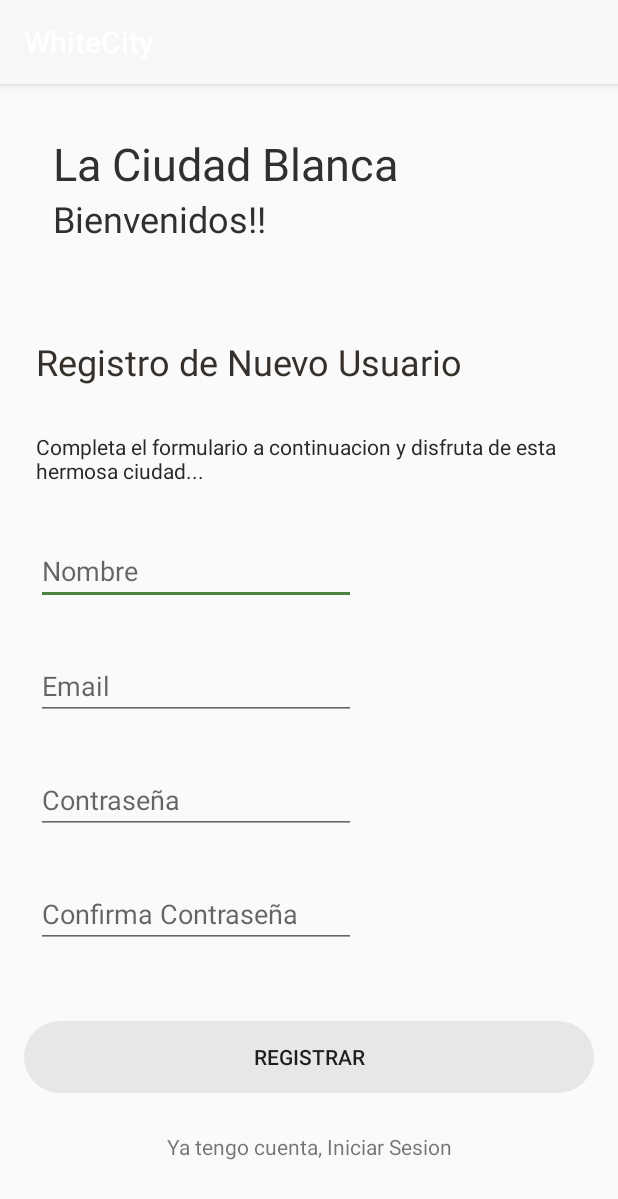
After one commit to diegoalvis/citywhite, an Android app: the fragment RegistroFragment shown on its own in the app's theme, on a phone screen of 412 x 824 dp. The commit adds this screen. Shown: the top 1199 px of the screen. Run offline under Robolectric (Android 15) with nearby library versions, the phone set to English and light mode, and no system bars.

Commit message:
formulario registro

```diff
--- a/app/src/main/AndroidManifest.xml
+++ b/app/src/main/AndroidManifest.xml
@@ -16,6 +16,7 @@
         android:roundIcon="@mipmap/ic_launcher_round"
         android:supportsRtl="true"
         android:theme="@style/AppTheme">
+        <activity android:name=".ui.login.LoginActivity"></activity>
         <activity
             android:name=".AdministradorActivity"
             android:label="@string/title_activity_administrador"
--- /dev/null
+++ b/app/src/main/java/brayan/rivera/whitecity/ui/login/InicioSesionFragment.java
@@ -0,0 +1,65 @@
+package brayan.rivera.whitecity.ui.login;
+
+import android.os.Bundle;
+
+import androidx.fragment.app.Fragment;
+
+import android.view.LayoutInflater;
+import android.view.View;
+import android.view.ViewGroup;
+
+import brayan.rivera.whitecity.R;
+
+/**
+ * A simple {@link Fragment} subclass.
+ * Use the {@link InicioSesionFragment#newInstance} factory method to
+ * create an instance of this fragment.
+ */
+public class InicioSesionFragment extends Fragment {
+    // TODO: Rename parameter arguments, choose names that match
+    // the fragment initialization parameters, e.g. ARG_ITEM_NUMBER
+    private static final String ARG_PARAM1 = "param1";
+    private static final String ARG_PARAM2 = "param2";
+
+    // TODO: Rename and change types of parameters
+    private String mParam1;
+    private String mParam2;
+
+    public InicioSesionFragment() {
+        // Required empty public constructor
+    }
+
+    /**
+     * Use this factory method to create a new instance of
+     * this fragment using the provided parameters.
+     *
+     * @param param1 Parameter 1.
+     * @param param2 Parameter 2.
+     * @return A new instance of fragment InicioSesionFragment.
+     */
+    // TODO: Rename and change types and number of parameters
+    public static InicioSesionFragment newInstance(String param1, String param2) {
+        InicioSesionFragment fragment = new InicioSesionFragment();
+        Bundle args = new Bundle();
+        args.putString(ARG_PARAM1, param1);
+        args.putString(ARG_PARAM2, param2);
+        fragment.setArguments(args);
+        return fragment;
+    }
+
+    @Override
+    public void onCreate(Bundle savedInstanceState) {
+        super.onCreate(savedInstanceState);
+        if (getArguments() != null) {
+            mParam1 = getArguments().getString(ARG_PARAM1);
+            mParam2 = getArguments().getString(ARG_PARAM2);
+        }
+    }
+
+    @Override
+    public View onCreateView(LayoutInflater inflater, ViewGroup container,
+                             Bundle savedInstanceState) {
+        // Inflate the layout for this fragment
+        return inflater.inflate(R.layout.fragment_inicio_sesion, container, false);
+    }
+}
--- /dev/null
+++ b/app/src/main/java/brayan/rivera/whitecity/ui/login/LoginActivity.java
@@ -0,0 +1,16 @@
+package brayan.rivera.whitecity.ui.login;
+
+import androidx.appcompat.app.AppCompatActivity;
+
+import android.os.Bundle;
+
+import brayan.rivera.whitecity.R;
+
+public class LoginActivity extends AppCompatActivity {
+
+    @Override
+    protected void onCreate(Bundle savedInstanceState) {
+        super.onCreate(savedInstanceState);
+        setContentView(R.layout.activity_login);
+    }
+}
--- /dev/null
+++ b/app/src/main/java/brayan/rivera/whitecity/ui/login/RegistroFragment.java
@@ -0,0 +1,65 @@
+package brayan.rivera.whitecity.ui.login;
+
+import android.os.Bundle;
+
+import androidx.fragment.app.Fragment;
+
+import android.view.LayoutInflater;
+import android.view.View;
+import android.view.ViewGroup;
+
+import brayan.rivera.whitecity.R;
+
+/**
+ * A simple {@link Fragment} subclass.
+ * Use the {@link RegistroFragment#newInstance} factory method to
+ * create an instance of this fragment.
+ */
+public class RegistroFragment extends Fragment {
+    // TODO: Rename parameter arguments, choose names that match
+    // the fragment initialization parameters, e.g. ARG_ITEM_NUMBER
+    private static final String ARG_PARAM1 = "param1";
+    private static final String ARG_PARAM2 = "param2";
+
+    // TODO: Rename and change types of parameters
+    private String mParam1;
+    private String mParam2;
+
+    public RegistroFragment() {
+        // Required empty public constructor
+    }
+
+    /**
+     * Use this factory method to create a new instance of
+     * this fragment using the provided parameters.
+     *
+     * @param param1 Parameter 1.
+     * @param param2 Parameter 2.
+     * @return A new instance of fragment RegistroFragment.
+     */
+    // TODO: Rename and change types and number of parameters
+    public static RegistroFragment newInstance(String param1, String param2) {
+        RegistroFragment fragment = new RegistroFragment();
+        Bundle args = new Bundle();
+        args.putString(ARG_PARAM1, param1);
+        args.putString(ARG_PARAM2, param2);
+        fragment.setArguments(args);
+        return fragment;
+    }
+
+    @Override
+    public void onCreate(Bundle savedInstanceState) {
+        super.onCreate(savedInstanceState);
+        if (getArguments() != null) {
+            mParam1 = getArguments().getString(ARG_PARAM1);
+            mParam2 = getArguments().getString(ARG_PARAM2);
+        }
+    }
+
+    @Override
+    public View onCreateView(LayoutInflater inflater, ViewGroup container,
+                             Bundle savedInstanceState) {
+        // Inflate the layout for this fragment
+        return inflater.inflate(R.layout.fragment_registro, container, false);
+    }
+}
--- /dev/null
+++ b/app/src/main/res/layout/activity_login.xml
@@ -0,0 +1,9 @@
+<?xml version="1.0" encoding="utf-8"?>
+<androidx.constraintlayout.widget.ConstraintLayout xmlns:android="http://schemas.android.com/apk/res/android"
+    xmlns:app="http://schemas.android.com/apk/res-auto"
+    xmlns:tools="http://schemas.android.com/tools"
+    android:layout_width="match_parent"
+    android:layout_height="match_parent"
+    tools:context=".ui.login.LoginActivity">
+
+</androidx.constraintlayout.widget.ConstraintLayout>
--- /dev/null
+++ b/app/src/main/res/layout/fragment_inicio_sesion.xml
@@ -0,0 +1,14 @@
+<?xml version="1.0" encoding="utf-8"?>
+<FrameLayout xmlns:android="http://schemas.android.com/apk/res/android"
+    xmlns:tools="http://schemas.android.com/tools"
+    android:layout_width="match_parent"
+    android:layout_height="match_parent"
+    tools:context=".ui.login.InicioSesionFragment">
+
+    <!-- TODO: Update blank fragment layout -->
+    <TextView
+        android:layout_width="match_parent"
+        android:layout_height="match_parent"
+        android:text="@string/hello_blank_fragment" />
+
+</FrameLayout>
--- /dev/null
+++ b/app/src/main/res/layout/fragment_registro.xml
@@ -0,0 +1,156 @@
+<?xml version="1.0" encoding="utf-8"?>
+<androidx.constraintlayout.widget.ConstraintLayout xmlns:android="http://schemas.android.com/apk/res/android"
+    xmlns:app="http://schemas.android.com/apk/res-auto"
+    xmlns:tools="http://schemas.android.com/tools"
+    android:id="@+id/frameLayout"
+    android:layout_width="match_parent"
+    android:layout_height="match_parent"
+    android:orientation="vertical"
+    tools:context=".ui.login.RegistroFragment">
+
+    <TextView
+        android:id="@+id/textView5"
+        android:layout_width="wrap_content"
+        android:layout_height="wrap_content"
+        android:layout_marginStart="35dp"
+        android:text="@string/la_ciudad_blanca"
+        android:textColor="#2E3032"
+        android:textSize="30sp"
+        app:layout_constraintBottom_toTopOf="@+id/textView4"
+        app:layout_constraintStart_toStartOf="parent"
+        app:layout_constraintTop_toTopOf="parent"
+        app:layout_constraintVertical_chainStyle="packed" />
+
+    <TextView
+        android:id="@+id/textView4"
+        android:layout_width="wrap_content"
+        android:layout_height="wrap_content"
+        android:text="@string/bienvenidos"
+        android:textColor="#2E3032"
+        android:textSize="24sp"
+        app:layout_constraintBottom_toTopOf="@+id/guideline"
+        app:layout_constraintStart_toStartOf="@+id/textView5"
+        app:layout_constraintTop_toBottomOf="@+id/textView5"
+        app:layout_constraintVertical_chainStyle="packed" />
+
+    <androidx.constraintlayout.widget.Guideline
+        android:id="@+id/guideline"
+        android:layout_width="wrap_content"
+        android:layout_height="wrap_content"
+        android:orientation="horizontal"
+        app:layout_constraintGuide_percent="0.18" />
+
+    <TextView
+        android:id="@+id/textView7"
+        android:layout_width="357dp"
+        android:layout_height="39dp"
+        android:layout_marginEnd="24dp"
+        android:shadowColor="#2E3032"
+        android:text="@string/completa_el_formulario_a_continuacion_y_disfruta_de_esta_hermosa_ciudad"
+        android:textColor="#2C2727"
+        app:layout_constraintBottom_toTopOf="@+id/editText"
+        app:layout_constraintEnd_toEndOf="parent"
+        app:layout_constraintHorizontal_bias="0.0"
+        app:layout_constraintStart_toStartOf="@+id/textView6"
+        app:layout_constraintTop_toBottomOf="@+id/textView6" />
+
+    <EditText
+        android:id="@+id/editText"
+        android:layout_width="wrap_content"
+        android:layout_height="wrap_content"
+        android:autofillHints=""
+        android:ems="10"
+        android:hint="@string/nombre"
+        android:inputType="textPersonName"
+        app:layout_constraintBottom_toTopOf="@+id/editText5"
+        app:layout_constraintStart_toStartOf="@+id/textView7"
+        app:layout_constraintTop_toBottomOf="@+id/textView7" />
+
+    <TextView
+        android:id="@+id/textView6"
+        android:layout_width="wrap_content"
+        android:layout_height="wrap_content"
+        android:layout_marginStart="24dp"
+        android:text="@string/registro_de_nuevo_usuario"
+        android:textColor="#35302B"
+        android:textSize="24sp"
+        app:layout_constraintBottom_toTopOf="@+id/textView7"
+        app:layout_constraintStart_toStartOf="parent"
+        app:layout_constraintTop_toTopOf="@+id/guideline" />
+
+    <EditText
+        android:id="@+id/editText7"
+        android:layout_width="wrap_content"
+        android:layout_height="wrap_content"
+        android:autofillHints=""
+        android:ems="10"
+        android:hint="@string/confirma_contrasenia"
+        android:inputType="textPassword"
+        app:layout_constraintBottom_toTopOf="@+id/guideline2"
+        app:layout_constraintStart_toStartOf="@+id/editText6"
+        app:layout_constraintTop_toBottomOf="@+id/editText6" />
+
+    <EditText
+        android:id="@+id/editText6"
+        android:layout_width="wrap_content"
+        android:layout_height="wrap_content"
+        android:autofillHints=""
+        android:ems="10"
+        android:hint="@string/contrasenia"
+        android:inputType="textPassword"
+        app:layout_constraintBottom_toTopOf="@+id/editText7"
+        app:layout_constraintStart_toStartOf="@+id/editText5"
+        app:layout_constraintTop_toBottomOf="@+id/editText5" />
+
+    <EditText
+        android:id="@+id/editText5"
+        android:layout_width="wrap_content"
+        android:layout_height="wrap_content"
+        android:autofillHints=""
+        android:ems="10"
+        android:hint="@string/email"
+        android:inputType="textEmailAddress"
+        app:layout_constraintBottom_toTopOf="@+id/editText6"
+        app:layout_constraintStart_toStartOf="@+id/editText"
+        app:layout_constraintTop_toBottomOf="@+id/editText" />
+
+    <Button
+        android:id="@+id/button2"
+        style="@style/boton_style"
+        android:layout_width="0dp"
+        android:layout_height="wrap_content"
+        android:layout_marginStart="16dp"
+        android:layout_marginEnd="16dp"
+        android:background="@drawable/btn_login"
+        android:text="@string/registrar"
+        app:layout_constraintBottom_toTopOf="@+id/button4"
+        app:layout_constraintEnd_toEndOf="parent"
+        app:layout_constraintHorizontal_bias="0.5"
+        app:layout_constraintStart_toStartOf="parent"
+        app:layout_constraintTop_toTopOf="@+id/guideline2" />
+
+    <TextView
+        android:id="@+id/button4"
+        android:layout_width="0dp"
+        android:layout_height="wrap_content"
+        android:layout_marginStart="16dp"
+        android:layout_marginEnd="16dp"
+        android:layout_marginBottom="24dp"
+        android:paddingTop="8dp"
+        android:paddingBottom="8dp"
+        android:text="@string/text_iniciar_sesion"
+        android:textAlignment="center"
+        app:layout_constraintBottom_toBottomOf="parent"
+        app:layout_constraintEnd_toEndOf="parent"
+        app:layout_constraintHorizontal_bias="0.5"
+        app:layout_constraintStart_toStartOf="parent"
+        app:layout_constraintTop_toBottomOf="@+id/button2" />
+
+    <androidx.constraintlayout.widget.Guideline
+        android:id="@+id/guideline2"
+        android:layout_width="wrap_content"
+        android:layout_height="wrap_content"
+        android:orientation="horizontal"
+        app:layout_constraintGuide_percent="0.79" />
+
+</androidx.constraintlayout.widget.ConstraintLayout>
--- a/app/src/main/res/values/strings.xml
+++ b/app/src/main/res/values/strings.xml
@@ -44,5 +44,15 @@
     <string name="white_city">white city</string>
     <string name="texto_login_boton">Login / Registraté</string>
     <string name="texto_invitado_boton">Continuar como Invitado</string>
+    <string name="nombre">Nombre</string>
+    <string name="email">Email</string>
+    <string name="contrasenia">Contraseña</string>
+    <string name="confirma_contrasenia">Confirma Contraseña</string>
+    <string name="registro_de_nuevo_usuario">Registro de Nuevo Usuario</string>
+    <string name="registrar">Registrar</string>
+    <string name="completa_el_formulario_a_continuacion_y_disfruta_de_esta_hermosa_ciudad">Completa el formulario a continuacion y disfruta de esta hermosa ciudad...</string>
+    <string name="bienvenidos">Bienvenidos!!</string>
+    <string name="la_ciudad_blanca">La Ciudad Blanca</string>
+    <string name="text_iniciar_sesion">Ya tengo cuenta, Iniciar Sesion</string>
 
 </resources>
```
